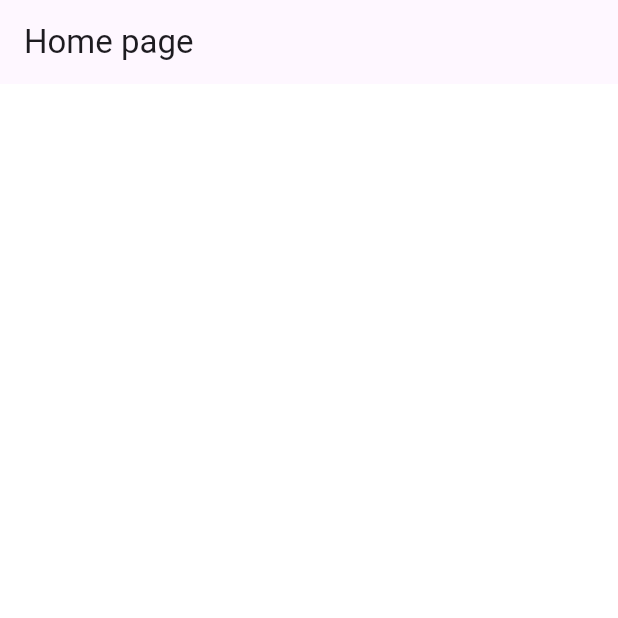
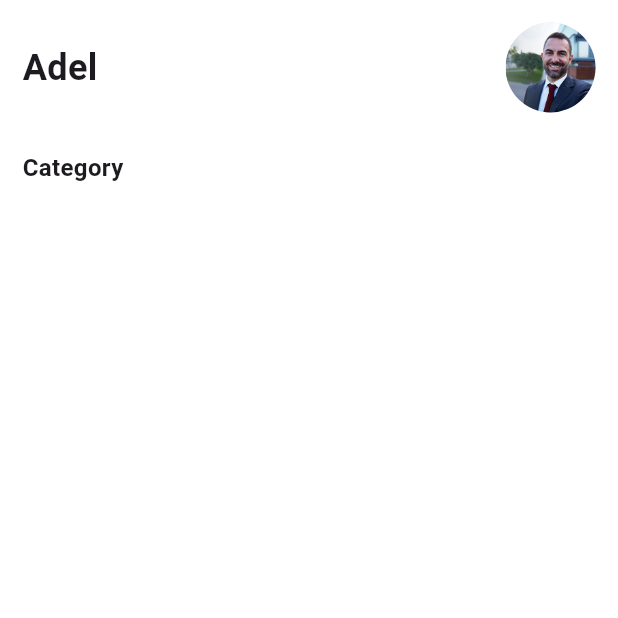
Before and after one commit to SamiDev016/Doctor-Appoointment-App, a Flutter app: the HomePage screen opened directly, on a phone screen of 412 x 824 dp, the top half of it. Run offline on Flutter 3.47's test engine with Material 3 defaults, Android fonts, the phone set to English and light mode, and no system bars; our stand-ins replace font_awesome_flutter.

Commit message:
Starting home page

```diff
--- a/lib/pages/home_page.dart
+++ b/lib/pages/home_page.dart
@@ -1,3 +1,4 @@
+import 'package:appointment_application/utils/config.dart';
 import 'package:flutter/material.dart';
 
 class HomePage extends StatefulWidget {
@@ -10,8 +11,48 @@ class HomePage extends StatefulWidget {
 class _HomePageState extends State<HomePage> {
   @override
   Widget build(BuildContext context) {
-    return Scaffold(
-      appBar: AppBar(title: Text("Home page"),),
+    return const Scaffold(
+      body: Padding(
+        padding: EdgeInsets.symmetric(
+          horizontal: 15,
+          vertical: 15
+        ),
+        child: SafeArea(
+          child: Column(
+            mainAxisAlignment: MainAxisAlignment.start,
+            crossAxisAlignment: CrossAxisAlignment.start,
+            children: [
+              Row(
+                mainAxisAlignment: MainAxisAlignment.spaceBetween,
+                children: [
+                  Text(
+                    "Adel",
+                    style: TextStyle(
+                      fontSize: 24,
+                      fontWeight: FontWeight.bold
+                    ),
+                  ),
+                  SizedBox(
+                    child: CircleAvatar(
+                      radius: 30,
+                      backgroundImage: AssetImage('assets/profile_image.jpg'),
+                    ),
+                  )
+                ],
+              ),
+              Config.spaceSmall,
+
+              Text(
+                'Category',
+                style: TextStyle(
+                      fontSize: 16,
+                      fontWeight: FontWeight.bold
+                    ),
+              )
+            ],
+          ),
+        ),
+      ),
     );
   }
 }
```
Also changed, not shown: assets/profile_image.jpg (added).
